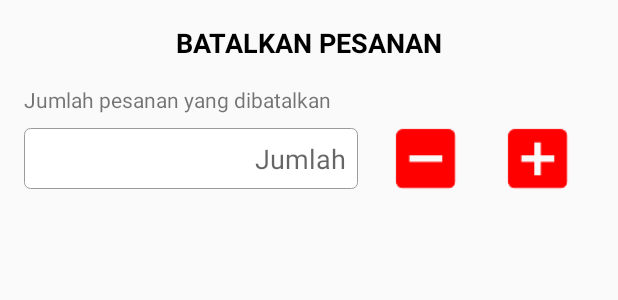
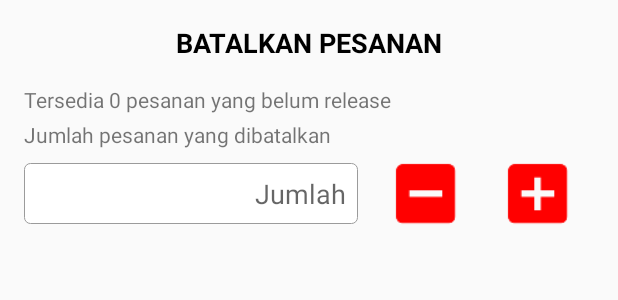
Before and after one commit to maulanagmedia/54c0042bacc6e51363d6e471234c3708, an Android app: the layout dialog_void.xml on its own in the app's theme, with its tools: preview values and no code run, on a phone screen of 412 x 824 dp. Shown: the top 300 px of the screen. Run offline under Robolectric (Android 15) with nearby library versions, the phone set to English and light mode, and no system bars; network calls fail.

Commit message:
Update berkala

```diff
--- a/app/build.gradle
+++ b/app/build.gradle
@@ -7,8 +7,8 @@ android {
         applicationId 'gmedia.net.id.pullenstakingorder'
         minSdkVersion 16
         targetSdkVersion 26
-        versionCode 8
-        versionName '8.0'
+        versionCode 9
+        versionName '8.1.0'
         testInstrumentationRunner "android.support.test.runner.AndroidJUnitRunner"
 
         ndk {
--- a/app/src/main/java/gmedia/net/id/restauranttakingorder/RiwayatPemesanan/Adapter/MenuByTransaksiAdapter.java
+++ b/app/src/main/java/gmedia/net/id/restauranttakingorder/RiwayatPemesanan/Adapter/MenuByTransaksiAdapter.java
@@ -227,6 +227,7 @@ public class MenuByTransaksiAdapter extends RecyclerView.Adapter<RecyclerView.Vi
         final EditText edtJumlah = (EditText) view.findViewById(R.id.edt_jumlah);
         final ImageView ivMin = (ImageView) view.findViewById(R.id.iv_jml_min);
         final ImageView ivPlus = (ImageView) view.findViewById(R.id.iv_jml_plus);
+        final TextView tvSubtitle = (TextView) view.findViewById(R.id.tv_subtitle);
         final TextView tvName = (TextView) view.findViewById(R.id.tv_name);
 
         // 1. id
@@ -248,7 +249,8 @@ public class MenuByTransaksiAdapter extends RecyclerView.Adapter<RecyclerView.Vi
         // 17. alias
         // 18. pilihan
 
-        tvName.setText("Apakah anda yakin ingin membatalkan pesanan "+ item.getItem2()+ " ?");
+        tvSubtitle.setText("Terdapat " +jml+ " pesanan "+item.getItem2()+" yang belum release");
+        tvName.setText("Apakah anda yakin ingin membatalkan pesanan ?");
         edtJumlah.setText(jml);
 
         ivMin.setOnClickListener(new View.OnClickListener() {
--- a/app/src/main/res/layout/dialog_void.xml
+++ b/app/src/main/res/layout/dialog_void.xml
@@ -23,6 +23,13 @@
             android:layout_width="match_parent"
             android:layout_height="wrap_content"
             android:layout_marginTop="@dimen/margin_vertical"
+            android:id="@+id/tv_subtitle"
+            android:text="Tersedia 0 pesanan yang belum release"/>
+
+        <TextView
+            android:layout_width="match_parent"
+            android:layout_height="wrap_content"
+            android:layout_marginTop="@dimen/margin_small"
             android:text="Jumlah pesanan yang dibatalkan"/>
 
         <LinearLayout
```
